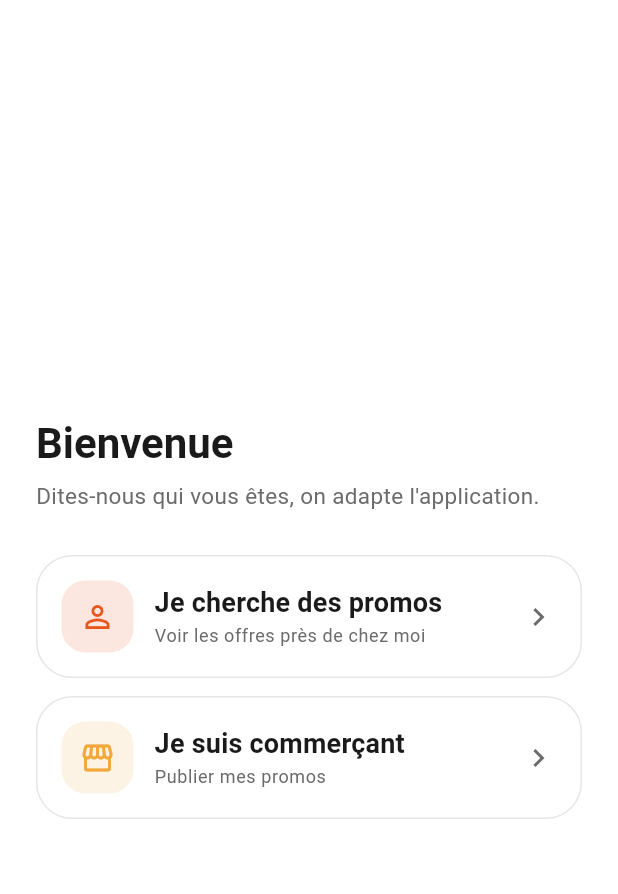
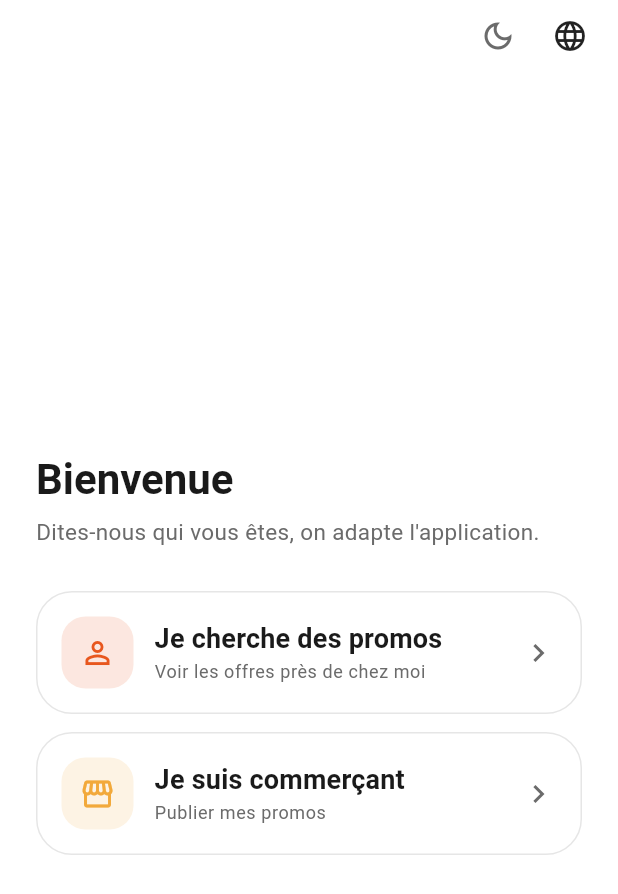
Before and after one commit to ecolealgerienne-ui/echangopromo, a Flutter app: the screen it shows after launch, on a phone screen of 412 x 824 dp. Shown: the top 894 px of the screen. Run offline on Flutter 3.47's test engine with Material 3 defaults, Android fonts, the phone set to English and light mode, and no system bars; our stand-ins replace cached_network_image, dio, flutter_image_compress, flutter_map, flutter_riverpod, flutter_secure_storage and 7 more; generated files the repository leaves out were written again; Roboto replaces fonts that are missing (Cairo, Ibm Plex Sans Arabic).

Commit message:
fix(app): le sélecteur de langue manquait sur l'écran « Bienvenue »
C'est le PREMIER écran, et le seul que voit un utilisateur qui ne lit pas le
français : un arabophone y arrivait sans aucun moyen de changer de langue.

Les 22 autres écrans portent AppSettingsActions via leur AppBar. Celui-ci n'en
a pas -- l'écran est volontairement nu -- et il est passé entre les mailles.
C'est exactement le défaut que le commentaire d'AppSettingsActions annonce :
« les ajouter séparément garantissait d'en oublier un ».

Épinglé en haut à droite, HORS de la colonne centrée : placé dedans il aurait
flotté juste au-dessus de « Bienvenue » au lieu d'occuper le coin. Pas d'AppBar
ajoutée pour l'occasion, elle ferait doublon avec le titre.

Consigne aussi dans PLAN_BASCULE_GEO.md la décision du 2026-08-13 : l'agent
devient global. ⚠️ Le document ne l'avait PAS décidé -- il avait identifié la
question et l'avait laissée ouverte. La décision est postérieure, et elle
emporte les gardes IDOR de la règle 1 : un agent global n'est pas un agent mal
cadré, c'est un agent NON cadré. Choix assumé, à écrire comme tel.

Vérifié sur émulateur : parcours de premier lancement vert, aucun débordement.

Co-Authored-By: Claude Opus 5 (1M context) <noreply@anthropic.com>

```diff
--- a/apps/mobile/lib/features/onboarding/screens/role_choice_screen.dart
+++ b/apps/mobile/lib/features/onboarding/screens/role_choice_screen.dart
@@ -4,6 +4,7 @@ import 'package:go_router/go_router.dart';
 import '../../../app/theme.dart';
 import '../../../domain/enums/onboarding_role.dart';
 import '../../../l10n/app_localizations.dart';
+import '../../shared/widgets/app_settings_actions.dart';
 import '../../../providers/core_providers.dart';
 
 /// Deuxième écran du premier lancement : oriente l'accueil, sans créer de
@@ -46,6 +47,26 @@ class RoleChoiceScreen extends ConsumerWidget {
 
     return Scaffold(
       body: SafeArea(
+        // ⚠️ **Le sélecteur de langue manquait ici, et c'était le pire endroit
+        // pour l'oublier** : c'est le PREMIER écran, et le seul que voit un
+        // utilisateur qui ne lit pas le français. Les 22 autres écrans le
+        // portent via leur `AppBar` — celui-ci n'en a pas, et il est passé
+        // entre les mailles (signalé le 2026-08-13).
+        //
+        // Épinglé en haut, HORS de la colonne centrée : placé dedans, il aurait
+        // simplement flotté juste au-dessus de « Bienvenue » au lieu d'occuper
+        // le coin de l'écran. Et pas d'`AppBar` ajoutée pour l'occasion : une
+        // barre de titre au-dessus de « Bienvenue » ferait doublon.
+        child: Column(
+          children: [
+            const Align(
+              alignment: Alignment.centerRight,
+              child: Padding(
+                padding: EdgeInsets.only(right: 8),
+                child: AppSettingsActions(),
+              ),
+            ),
+            Expanded(
               child: Padding(
                 padding: const EdgeInsets.symmetric(horizontal: 24),
                 child: Column(
@@ -74,10 +95,14 @@ class RoleChoiceScreen extends ConsumerWidget {
                       title: l10n.onboardingRoleMerchantTitle,
                       description: l10n.onboardingRoleMerchantDesc,
                       tintWithSecondary: true,
-                onTap: () => _choose(context, ref, OnboardingRole.commercant),
+                      onTap: () =>
+                          _choose(context, ref, OnboardingRole.commercant),
                     ),
                   ],
                 ),
+              ),
+            ),
+          ],
         ),
       ),
     );
```
Also changed, not shown: 1 other file. Lines whose indentation alone changed are shown as unchanged.
